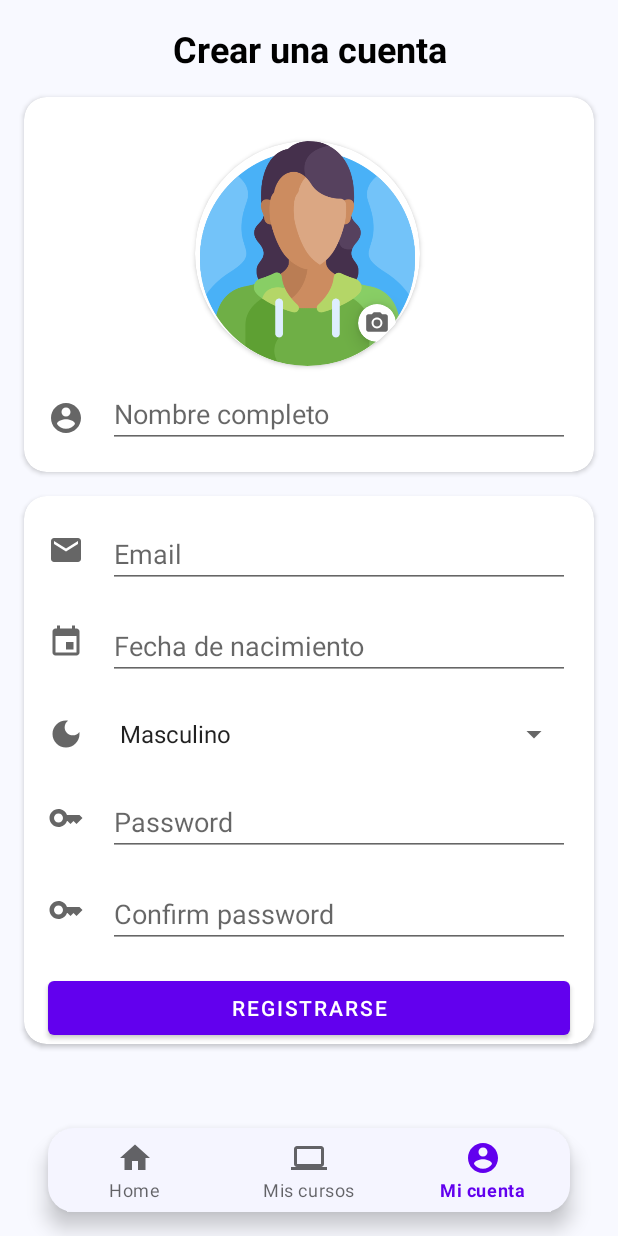
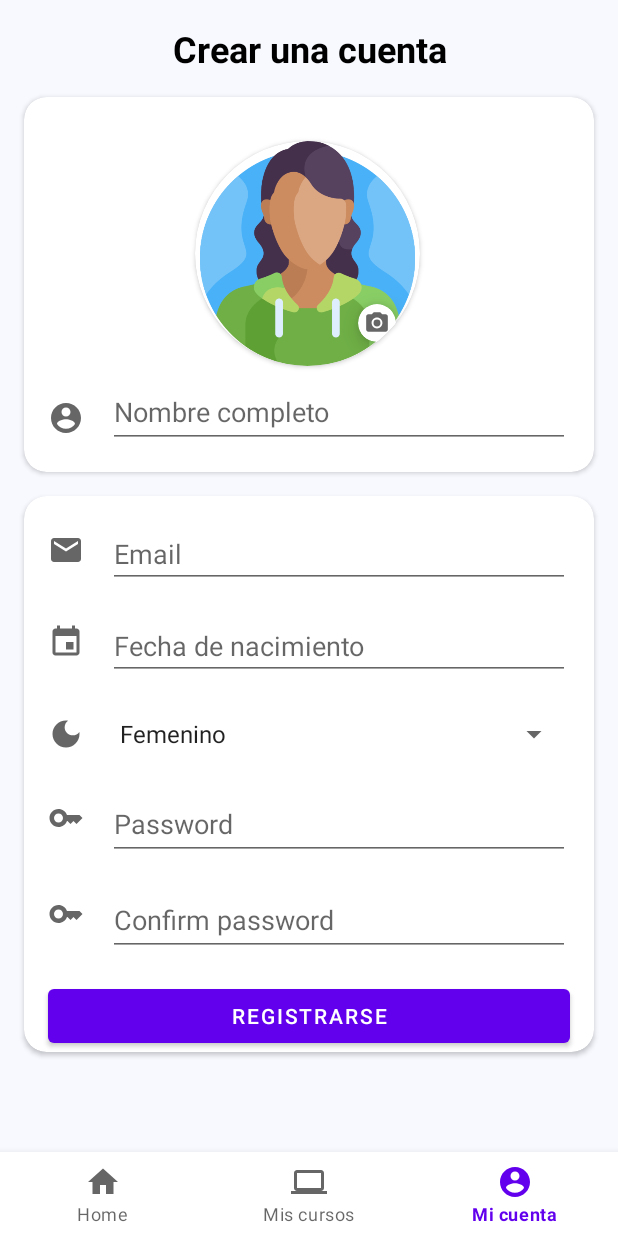
Before and after one commit to Hana897TRX/WomenPlusTechAndroid, an Android app: the myAccount screen opened through its navigation route, on a phone screen of 412 x 824 dp. Run offline under Robolectric (Android 15) with nearby library versions, the phone set to English and light mode, and no system bars; our stand-ins replace Firebase (no records; nobody signed in at launch, a user with empty details on screens opened directly), navigation-ui; libraries missing offline, so code that uses them is left out: com.facebook.drawee; 8 statements that could not run were skipped.

Commit message:
Ready register fragment

```diff
--- a/app/src/main/res/layout/activity_main.xml
+++ b/app/src/main/res/layout/activity_main.xml
@@ -12,7 +12,8 @@
         android:name="androidx.navigation.fragment.NavHostFragment"
         android:layout_width="0dp"
         android:layout_height="0dp"
-        app:layout_constraintBottom_toBottomOf="parent"
+        android:padding="144dp"
+        app:layout_constraintBottom_toTopOf="@+id/bottomNavigationView"
         app:layout_constraintEnd_toEndOf="parent"
         app:layout_constraintStart_toStartOf="parent"
         app:layout_constraintTop_toTopOf="parent" />
@@ -21,13 +22,9 @@
         android:id="@+id/bottomNavigationView"
         android:layout_width="0dp"
         android:layout_height="wrap_content"
-        android:layout_marginStart="32dp"
-        android:layout_marginEnd="32dp"
-        android:layout_marginBottom="16dp"
-        android:background="@drawable/menu_style"
+        app:layout_behavior="@string/hide_bottom_view_on_scroll_behavior"
         app:layout_constraintBottom_toBottomOf="parent"
         app:layout_constraintEnd_toEndOf="parent"
         app:layout_constraintStart_toStartOf="parent"
-        app:layout_behavior="@string/hide_bottom_view_on_scroll_behavior"
         app:menu="@menu/menu" />
 </androidx.constraintlayout.widget.ConstraintLayout>
--- a/app/src/main/res/layout/create_account.xml
+++ b/app/src/main/res/layout/create_account.xml
@@ -7,6 +7,7 @@
     android:layout_height="match_parent">
 
     <androidx.constraintlayout.widget.ConstraintLayout
+        android:id="@+id/constraintLayout"
         android:layout_width="match_parent"
         android:layout_height="match_parent">
 
@@ -103,6 +104,7 @@
                             android:ems="10"
                             android:hint="@string/name"
                             android:inputType="textPersonName"
+                            android:minHeight="48dp"
                             app:layout_constraintBottom_toBottomOf="parent"
                             app:layout_constraintEnd_toEndOf="parent"
                             app:layout_constraintStart_toEndOf="@+id/imageView8" />
@@ -127,7 +129,6 @@
                     android:layout_marginTop="16dp"
                     android:layout_marginEnd="16dp"
                     android:layout_marginBottom="16dp"
-                    android:visibility="visible"
                     app:cardCornerRadius="15dp"
                     app:layout_constraintBottom_toBottomOf="parent"
                     app:layout_constraintEnd_toEndOf="parent"
@@ -196,7 +197,7 @@
                             android:layout_marginEnd="16dp"
                             android:dropDownWidth="match_parent"
                             android:entries="@array/gender"
-                            android:spinnerMode="dialog"
+                            android:spinnerMode="dropdown"
                             app:layout_constraintEnd_toEndOf="parent"
                             app:layout_constraintStart_toEndOf="@+id/imageView14"
                             app:layout_constraintTop_toBottomOf="@+id/txtNacimiento" />
@@ -241,6 +242,7 @@
                             android:ems="10"
                             android:hint="@string/password"
                             android:inputType="textPassword"
+                            android:minHeight="48dp"
                             app:layout_constraintEnd_toEndOf="parent"
                             app:layout_constraintStart_toEndOf="@+id/imageView15"
                             app:layout_constraintTop_toBottomOf="@+id/spinner" />
@@ -255,6 +257,7 @@
                             android:ems="10"
                             android:hint="@string/con_password"
                             android:inputType="textPassword"
+                            android:minHeight="48dp"
                             app:layout_constraintEnd_toEndOf="parent"
                             app:layout_constraintHorizontal_bias="0.0"
                             app:layout_constraintStart_toEndOf="@+id/imageView15"
--- /dev/null
+++ b/app/src/main/res/layout/fragment_log_in.xml
@@ -0,0 +1,6 @@
+<?xml version="1.0" encoding="utf-8"?>
+<androidx.constraintlayout.widget.ConstraintLayout xmlns:android="http://schemas.android.com/apk/res/android"
+    android:layout_width="match_parent"
+    android:layout_height="match_parent">
+
+</androidx.constraintlayout.widget.ConstraintLayout>
--- a/app/src/main/res/values/strings.xml
+++ b/app/src/main/res/values/strings.xml
@@ -11,8 +11,8 @@
     <string name="register">Registrarse</string>
 
     <array name="gender">
+        <item>Femenino</item>
         <item>Masculino</item>
-        <item>Femenino</item>
         <item>No binarie</item>
         <item>Otro</item>
     </array>
```
